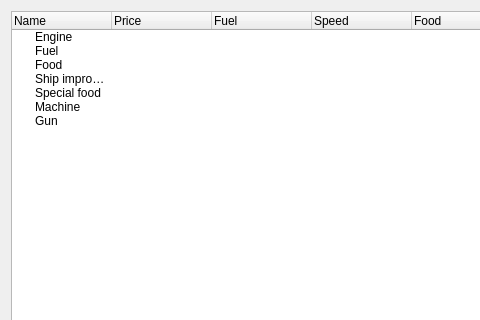
Above: mapper/ItemEditor.ui from jankaluza/universe-traders before the change; both pictures show x 0 to 480 and y 0 to 320 of the 714 by 429 pixel window. Below: the same form after it.
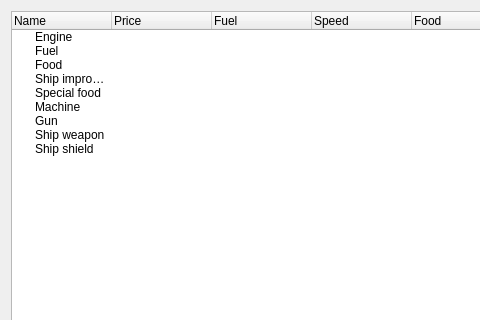
That is the form after the change.

Commit message: Add SHIP_WEAPON and SHIP_SHIELD categories. Allow setting attack/defense numbers in editor

Diff of the .ui file:
```diff
--- a/mapper/ItemEditor.ui
+++ b/mapper/ItemEditor.ui
@@ -84,6 +84,16 @@
        <string>Gun</string>
       </property>
      </item>
+     <item>
+      <property name="text">
+       <string>Ship weapon</string>
+      </property>
+     </item>
+     <item>
+      <property name="text">
+       <string>Ship shield</string>
+      </property>
+     </item>
     </widget>
    </item>
    <item row="1" column="0">
```
The commit also changes 10 other files.
